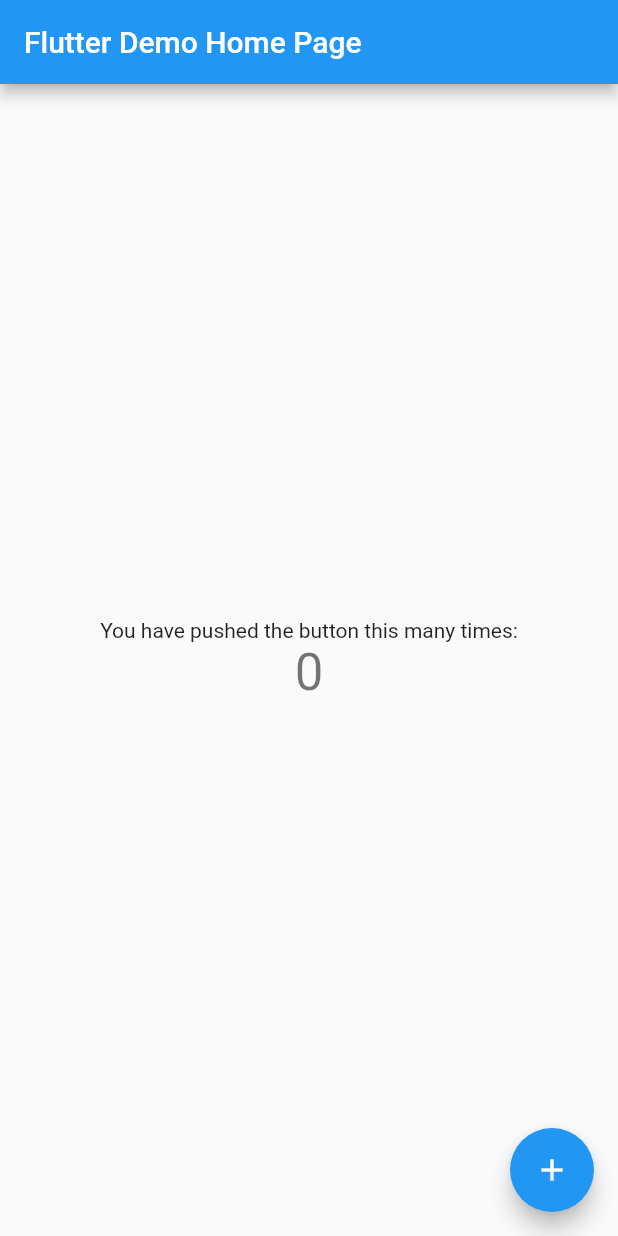
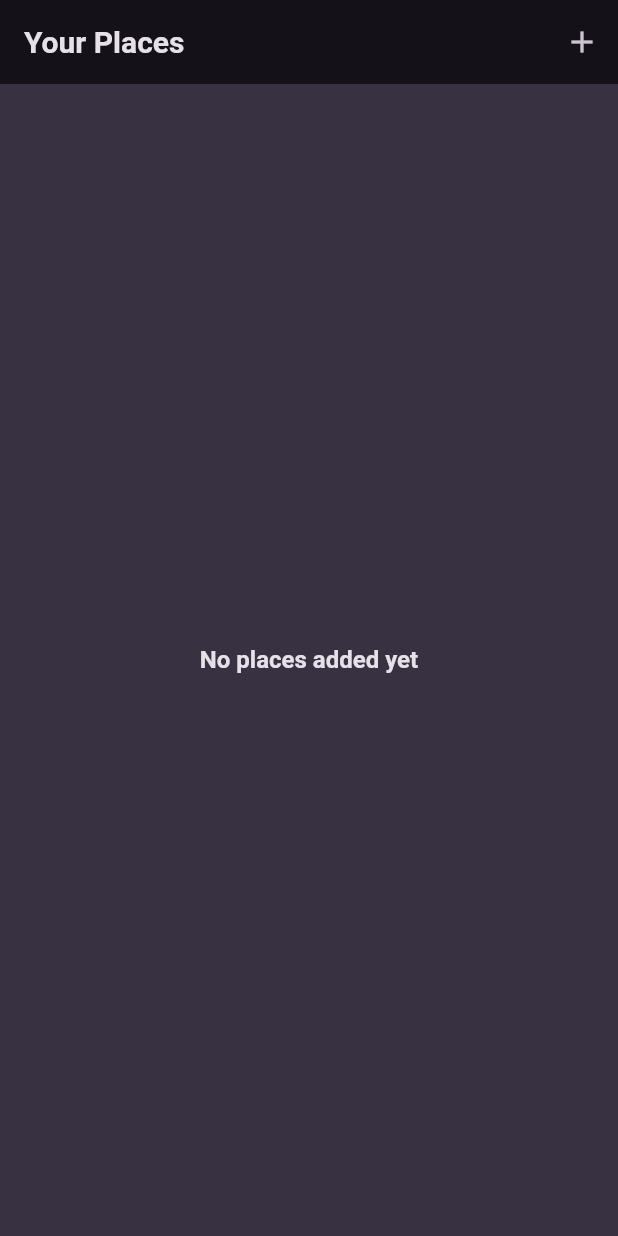
Before and after one commit to jasperoblepias/favorite_place_app, a Flutter app: the screen it shows after launch, on a phone screen of 412 x 824 dp. Run offline on Flutter 3.47's test engine with Material 2 defaults, Android fonts, the phone set to English and light mode, and no system bars; our stand-ins replace flutter_riverpod, google_fonts, google_maps_flutter, image_picker, location; missing offline and left inert: dart:ffi.

```diff
--- a/lib/main.dart
+++ b/lib/main.dart
@@ -1,115 +1,46 @@
+import 'package:favorite_place_app/screens/places..dart';
 import 'package:flutter/material.dart';
+import 'package:flutter_riverpod/flutter_riverpod.dart';
+import 'package:google_fonts/google_fonts.dart';
+
+final colorScheme = ColorScheme.fromSeed(
+  brightness: Brightness.dark,
+  seedColor: const Color.fromARGB(255, 102, 6, 247),
+  background: const Color.fromARGB(255, 56, 49, 66),
+);
+
+final theme = ThemeData().copyWith(
+  useMaterial3: true,
+  scaffoldBackgroundColor: colorScheme.background,
+  colorScheme: colorScheme,
+  textTheme: GoogleFonts.ubuntuCondensedTextTheme().copyWith(
+    titleSmall: GoogleFonts.ubuntuCondensed(
+      fontWeight: FontWeight.bold,
+    ),
+    titleMedium: GoogleFonts.ubuntuCondensed(
+      fontWeight: FontWeight.bold,
+    ),
+    titleLarge: GoogleFonts.ubuntuCondensed(
+      fontWeight: FontWeight.bold,
+    ),
+  ),
+);
 
 void main() {
-  runApp(const MyApp());
+  runApp(
+      const ProviderScope(child: MyApp()),
+  );
 }
 
 class MyApp extends StatelessWidget {
-  const MyApp({super.key});
+  const MyApp({Key? key}) : super(key: key);
 
-  // This widget is the root of your application.
   @override
   Widget build(BuildContext context) {
     return MaterialApp(
-      title: 'Flutter Demo',
-      theme: ThemeData(
-        // This is the theme of your application.
-        //
-        // Try running your application with "flutter run". You'll see the
-        // application has a blue toolbar. Then, without quitting the app, try
-        // changing the primarySwatch below to Colors.green and then invoke
-        // "hot reload" (press "r" in the console where you ran "flutter run",
-        // or simply save your changes to "hot reload" in a Flutter IDE).
-        // Notice that the counter didn't reset back to zero; the application
-        // is not restarted.
-        primarySwatch: Colors.blue,
-      ),
-      home: const MyHomePage(title: 'Flutter Demo Home Page'),
+      title: 'Great Places',
+      theme: theme,
+      home: const PlacesListScreen(),
     );
   }
 }
-
-class MyHomePage extends StatefulWidget {
-  const MyHomePage({super.key, required this.title});
-
-  // This widget is the home page of your application. It is stateful, meaning
-  // that it has a State object (defined below) that contains fields that affect
-  // how it looks.
-
-  // This class is the configuration for the state. It holds the values (in this
-  // case the title) provided by the parent (in this case the App widget) and
-  // used by the build method of the State. Fields in a Widget subclass are
-  // always marked "final".
-
-  final String title;
-
-  @override
-  State<MyHomePage> createState() => _MyHomePageState();
-}
-
-class _MyHomePageState extends State<MyHomePage> {
-  int _counter = 0;
-
-  void _incrementCounter() {
-    setState(() {
-      // This call to setState tells the Flutter framework that something has
-      // changed in this State, which causes it to rerun the build method below
-      // so that the display can reflect the updated values. If we changed
-      // _counter without calling setState(), then the build method would not be
-      // called again, and so nothing would appear to happen.
-      _counter++;
-    });
-  }
-
-  @override
-  Widget build(BuildContext context) {
-    // This method is rerun every time setState is called, for instance as done
-    // by the _incrementCounter method above.
-    //
-    // The Flutter framework has been optimized to make rerunning build methods
-    // fast, so that you can just rebuild anything that needs updating rather
-    // than having to individually change instances of widgets.
-    return Scaffold(
-      appBar: AppBar(
-        // Here we take the value from the MyHomePage object that was created by
-        // the App.build method, and use it to set our appbar title.
-        title: Text(widget.title),
-      ),
-      body: Center(
-        // Center is a layout widget. It takes a single child and positions it
-        // in the middle of the parent.
-        child: Column(
-          // Column is also a layout widget. It takes a list of children and
-          // arranges them vertically. By default, it sizes itself to fit its
-          // children horizontally, and tries to be as tall as its parent.
-          //
-          // Invoke "debug painting" (press "p" in the console, choose the
-          // "Toggle Debug Paint" action from the Flutter Inspector in Android
-          // Studio, or the "Toggle Debug Paint" command in Visual Studio Code)
-          // to see the wireframe for each widget.
-          //
-          // Column has various properties to control how it sizes itself and
-          // how it positions its children. Here we use mainAxisAlignment to
-          // center the children vertically; the main axis here is the vertical
-          // axis because Columns are vertical (the cross axis would be
-          // horizontal).
-          mainAxisAlignment: MainAxisAlignment.center,
-          children: <Widget>[
-            const Text(
-              'You have pushed the button this many times:',
-            ),
-            Text(
-              '$_counter',
-              style: Theme.of(context).textTheme.headlineMedium,
-            ),
-          ],
-        ),
-      ),
-      floatingActionButton: FloatingActionButton(
-        onPressed: _incrementCounter,
-        tooltip: 'Increment',
-        child: const Icon(Icons.add),
-      ), // This trailing comma makes auto-formatting nicer for build methods.
-    );
-  }
-}
--- /dev/null
+++ b/lib/models/place.dart
@@ -0,0 +1,25 @@
+import 'dart:io';
+
+import 'package:uuid/uuid.dart';
+
+const uuid = Uuid();
+
+class PlaceLocation {
+  const PlaceLocation({
+    required this.latitude,
+    required this.longitude,
+    required this.address,
+  });
+  final double latitude;
+  final double longitude;
+  final String address;
+}
+
+class Place {
+  Place({required this.title, required this.image, required this.location}) : id = uuid.v4();
+
+  final String id;
+  final String title;
+  final File image;
+  final PlaceLocation location;
+}
--- /dev/null
+++ b/lib/providers/user_places.dart
@@ -0,0 +1,17 @@
+import 'dart:io';
+
+import 'package:favorite_place_app/models/place.dart';
+import 'package:flutter_riverpod/flutter_riverpod.dart';
+
+class UserPlacesNotifier extends StateNotifier<List<Place>> {
+  UserPlacesNotifier() : super(const []);
+
+  void addPlace(String title, File image, PlaceLocation location) {
+    final newPlace = Place(title: title, image: image, location: location);
+    state = [newPlace, ...state];
+  }
+}
+
+final userPlacesProvider = StateNotifierProvider<UserPlacesNotifier,List<Place>>(
+  (ref) => UserPlacesNotifier(),
+);
--- /dev/null
+++ b/lib/screens/places..dart
@@ -0,0 +1,34 @@
+import 'package:favorite_place_app/providers/user_places.dart';
+import 'package:favorite_place_app/screens/add_place.dart';
+import 'package:favorite_place_app/widget/places_list.dart';
+import 'package:flutter/material.dart';
+import 'package:flutter_riverpod/flutter_riverpod.dart';
+
+class PlacesListScreen extends ConsumerWidget {
+  const PlacesListScreen({super.key});
+
+  @override
+  Widget build(BuildContext context, WidgetRef ref) {
+    final userPlaces = ref.watch(userPlacesProvider);
+
+    return Scaffold(
+      appBar: AppBar(
+        title: const Text('Your Places'),
+        actions: [
+          IconButton(
+            icon: const Icon(Icons.add),
+            onPressed: () {
+              Navigator.of(context).push(MaterialPageRoute(builder: (context) => const AddPlaceScreen(),));
+            },
+          ),
+        ],
+      ),
+      body: Padding(
+        padding: const EdgeInsets.all(8.0),
+        child: PlacesList(
+          places: userPlaces,
+        ),
+      ),
+    );
+  }
+}
--- /dev/null
+++ b/lib/widget/places_list.dart
@@ -0,0 +1,52 @@
+import 'package:favorite_place_app/models/place.dart';
+import 'package:favorite_place_app/screens/place_detail.dart';
+import 'package:flutter/material.dart';
+
+class PlacesList extends StatelessWidget {
+  const PlacesList({super.key, required this.places});
+
+  final List<Place> places;
+
+  @override
+  Widget build(BuildContext context) {
+    if (places.isEmpty) {
+      return Center(
+        child: Text(
+          'No places added yet',
+          style: Theme.of(context).textTheme.titleMedium!.copyWith(
+                color: Theme.of(context).colorScheme.onBackground,
+              ),
+        ),
+      );
+    }
+
+    return ListView.builder(
+      itemCount: places.length,
+      itemBuilder: (context, index) => ListTile(
+        leading: CircleAvatar(
+          radius: 26,
+          foregroundImage: FileImage(places[index].image),
+        ),
+        title: Text(
+          places[index].title,
+          style: Theme.of(context).textTheme.titleMedium!.copyWith(
+                color: Theme.of(context).colorScheme.onBackground,
+              ),
+        ),
+        subtitle: Text(
+          places[index].location.address,
+          style: Theme.of(context).textTheme.bodySmall!.copyWith(
+                color: Theme.of(context).colorScheme.onBackground,
+              ),
+        ),
+        onTap: () {
+          Navigator.of(context).push(
+            MaterialPageRoute(
+              builder: (context) => PlaceDetailScreen(place: places[index]),
+            ),
+          );
+        },
+      ),
+    );
+  }
+}
```
Also changed, not shown: lib/screens/add_place.dart (added, +87 -0 lines), lib/screens/map.dart (added, +68 -0 lines), lib/screens/place_detail.dart (added, +80 -0 lines), lib/widget/image_input.dart (added, +69 -0 lines), lib/widget/location_input.dart (added, +159 -0 lines), pubspec.yaml (+7 -0 lines), pubspec.lock, 3 other files.
